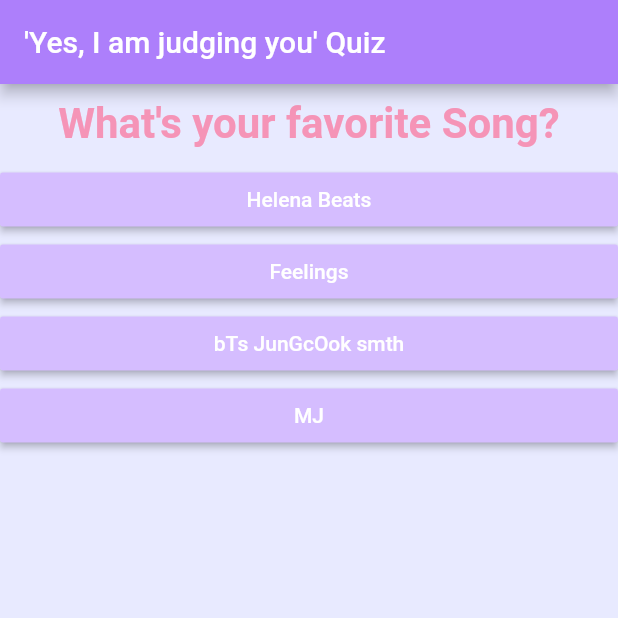
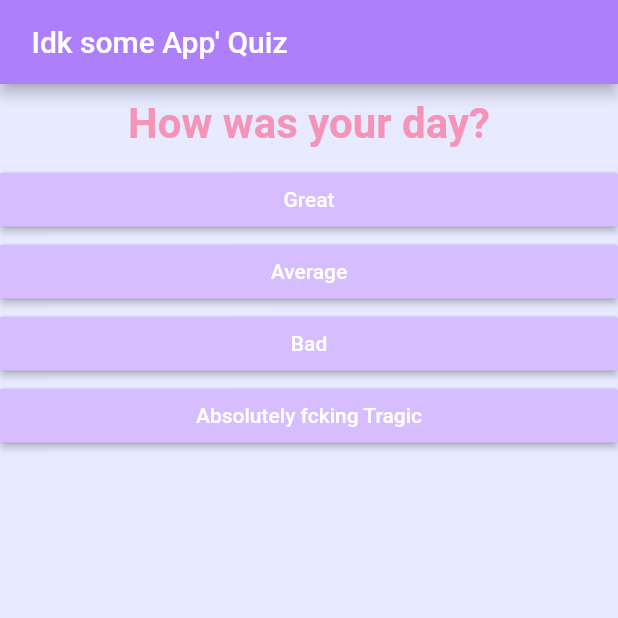
Before and after one commit to Z3lth/flutter_program1, a Flutter app: the screen it shows after launch, on a phone screen of 412 x 824 dp, the top half of it. Run offline on Flutter 3.47's test engine with Material 2 defaults, Android fonts, the phone set to English and light mode, and no system bars.

Commit message:
Final commit

```diff
--- a/lib/main.dart
+++ b/lib/main.dart
@@ -19,30 +19,33 @@ class MyApp extends StatefulWidget {
 class _MyAppState extends State<MyApp> {
   final _questions = const [
     {
-      'questionText': 'What\'s your favorite Song?',
+      'questionText': 'How was your day?',
       'answers': [
-        {'text': 'Helena Beats', 'score': 10},
-        {'text': 'Feelings', 'score': 7},
-        {'text': 'bTs JunGcOok smth', 'score': 1},
-        {'text': 'MJ', 'score': 4},
+        {'text': 'Great', 'score': 10},
+        {'text': 'Average', 'score': 7},
+        {'text': 'Bad', 'score': 4},
+        {'text': 'Absolutely fcking Tragic', 'score': 1},
       ]
     },
     {
-      'questionText': 'What\'s your favorite Book?',
+      'questionText': 'What was the best/worst thing that happened today?',
       'answers': [
-        {'text': 'All The Bright Places', 'score': 7},
-        {'text': 'Divergent Trilogy', 'score': 4},
-        {'text': 'Looking for Alaska', 'score': 10},
-        {'text': 'HaRrY pOTteR', 'score': 1},
+        {
+          'text': 'Someone asked me out (didn\'t happen, dont lie) ',
+          'score': 10
+        },
+        {'text': 'Got free Pitzah', 'score': 7},
+        {'text': 'Fell on my face', 'score': 4},
+        {'text': 'Lost my most valuable thing', 'score': 1},
       ]
     },
     {
-      'questionText': 'What\'s your favorite Game?',
+      'questionText': 'On the scale of 1-10, How productive was your day?',
       'answers': [
-        {'text': 'Destiny', 'score': 10},
-        {'text': 'vAlOrAnT', 'score': 1},
-        {'text': 'Forza Horizon', 'score': 4},
-        {'text': 'Uncharted', 'score': 7},
+        {'text': '8-10', 'score': 10},
+        {'text': '5-7', 'score': 7},
+        {'text': '2-4', 'score': 4},
+        {'text': 'Swipe the pain away with instagram reels', 'score': 1},
       ]
     },
   ];
@@ -79,7 +82,7 @@ class _MyAppState extends State<MyApp> {
       home: Scaffold(
         appBar: AppBar(
           backgroundColor: Color(0xffAD7FFB),
-          title: Text('\'Yes, I am judging you\' Quiz'),
+          title: Text('\ Idk some App\' Quiz'),
         ),
         backgroundColor: Color(0xffe8eaff),
         body: _questionIndex < _questions.length
--- a/lib/result.dart
+++ b/lib/result.dart
@@ -9,15 +9,15 @@ class Result extends StatelessWidget {
   String get resultPhrase {
     String resultText;
     if (resultScore >= 30) {
-      resultText = 'A Gem (=★ω★=)ฅ';
+      resultText = 'Great (=★ω★=)ฅ';
     } else if (resultScore < 30 && resultScore >= 20) {
       resultText = 'Cool 〜(￣△￣〜) ';
     } else if (resultScore < 20 && resultScore >= 10) {
       resultText = 'umm Good ( ⋂‿⋂\’) ';
     } else if (resultScore < 10 && resultScore > 4) {
-      resultText = 'lol normie (￣︶ ￣ ;)';
+      resultText = 'Its okay,happens (￣︶ ￣ ;)';
     } else {
-      resultText = 'NO. Nononononononope';
+      resultText = '*sigh* Tragic (´・ω・｀) ';
     }
 
     return resultText;
```
